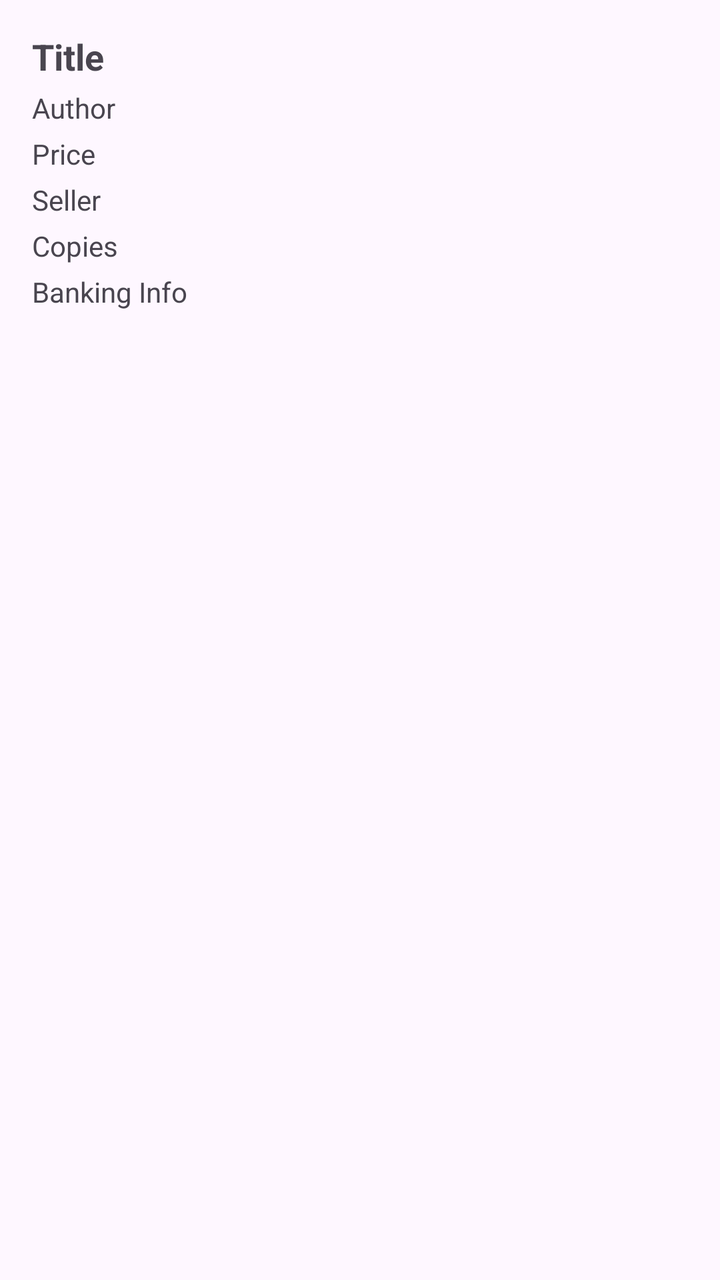
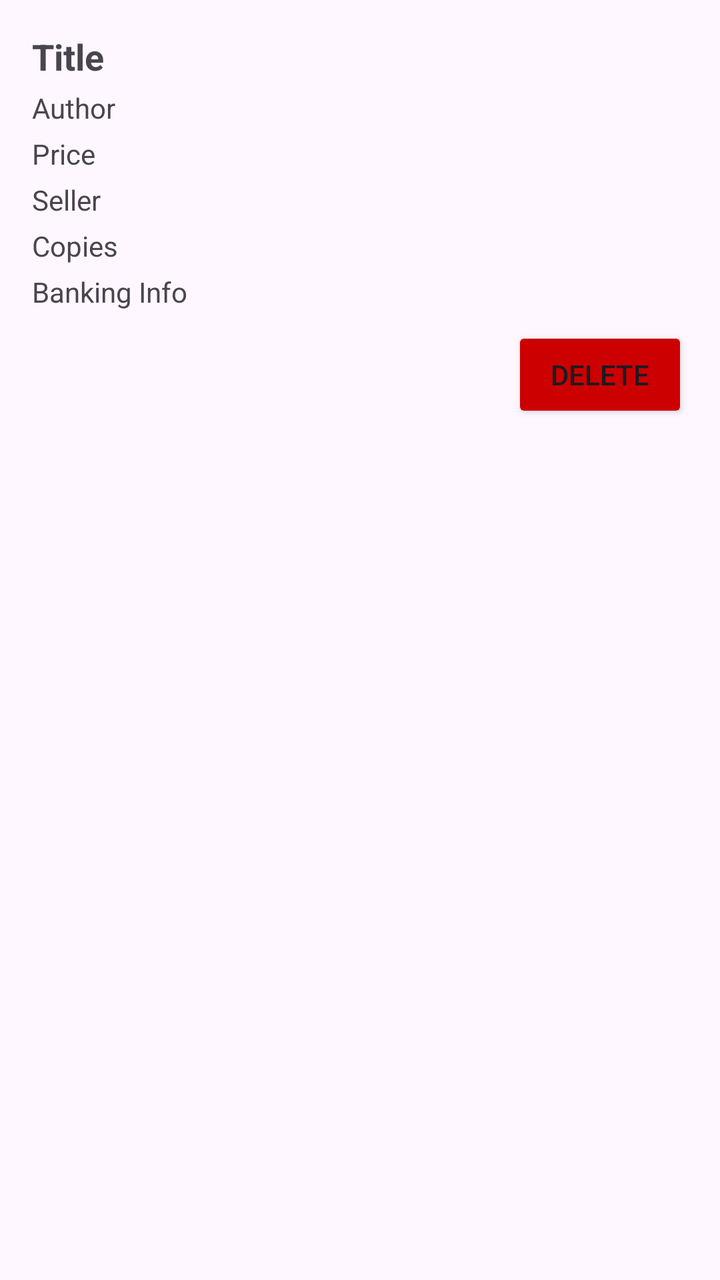

Compare the two renders of this Android layout. The source of the first and the diff that turns it into the second are given below.
<!-- AndroidManifest.xml: application theme Theme.BookMarket -->
<!-- res/layout/item_textbook.xml -->
<LinearLayout
    xmlns:android="http://schemas.android.com/apk/res/android"
    android:layout_width="match_parent"
    android:layout_height="wrap_content"
    android:orientation="vertical"
    android:padding="16dp"
    android:background="?android:attr/selectableItemBackground"
    android:clickable="true"
    android:focusable="true">

    <TextView
        android:id="@+id/titleTextView"
        android:layout_width="match_parent"
        android:layout_height="wrap_content"
        android:text="Title"
        android:textSize="18sp"
        android:textStyle="bold"
        android:ellipsize="end"
        android:maxLines="1" />

    <TextView
        android:id="@+id/authorTextView"
        android:layout_width="match_parent"
        android:layout_height="wrap_content"
        android:text="Author"
        android:textSize="14sp"
        android:layout_marginTop="4dp"
        android:ellipsize="end"
        android:maxLines="1" />

    <TextView
        android:id="@+id/priceTextView"
        android:layout_width="match_parent"
        android:layout_height="wrap_content"
        android:text="Price"
        android:textSize="14sp"
        android:layout_marginTop="4dp" />

    <TextView
        android:id="@+id/sellerTextView"
        android:layout_width="match_parent"
        android:layout_height="wrap_content"
        android:text="Seller"
        android:textSize="14sp"
        android:layout_marginTop="4dp"
        android:ellipsize="end"
        android:maxLines="1" />

    <TextView
        android:id="@+id/copiesTextView"
        android:layout_width="match_parent"
        android:layout_height="wrap_content"
        android:text="Copies"
        android:textSize="14sp"
        android:layout_marginTop="4dp" />

    <TextView
        android:id="@+id/bankingInfoTextView"
        android:layout_width="match_parent"
        android:layout_height="wrap_content"
        android:text="Banking Info"
        android:textSize="14sp"
        android:layout_marginTop="4dp"
        android:ellipsize="end"
        android:maxLines="1" />
</LinearLayout>
<!-- resources referenced by this layout -->
<resources>
  <style name="Theme.BookMarket" parent="Base.Theme.BookMarket" />
  <style name="Base.Theme.BookMarket" parent="Theme.Material3.DayNight.NoActionBar">
          
          
      </style>
</resources>

<!-- the commit's change to res/layout/item_textbook.xml (unified diff, before → after) -->
@@ -63,4 +63,12 @@
         android:layout_marginTop="4dp"
         android:ellipsize="end"
         android:maxLines="1" />
+    <Button
+        android:id="@+id/deleteButton"
+        android:layout_width="wrap_content"
+        android:layout_height="wrap_content"
+        android:text="Delete"
+        android:layout_gravity="end"
+        android:layout_marginTop="8dp"
+        android:backgroundTint="@android:color/holo_red_dark"/>
 </LinearLayout>
